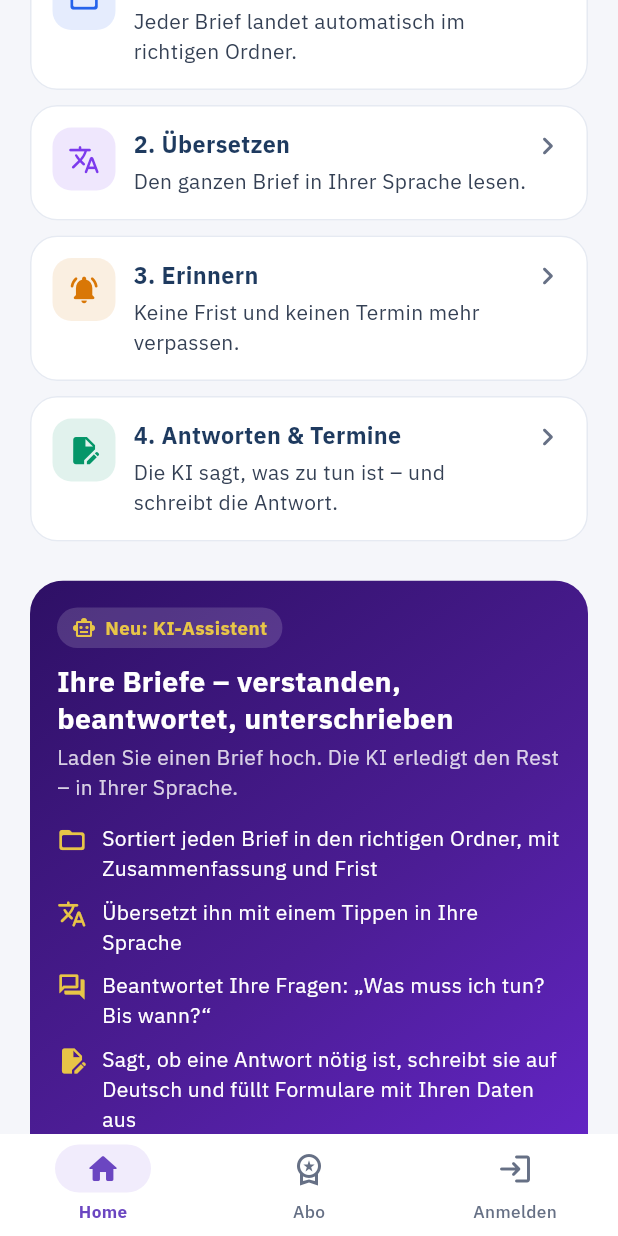
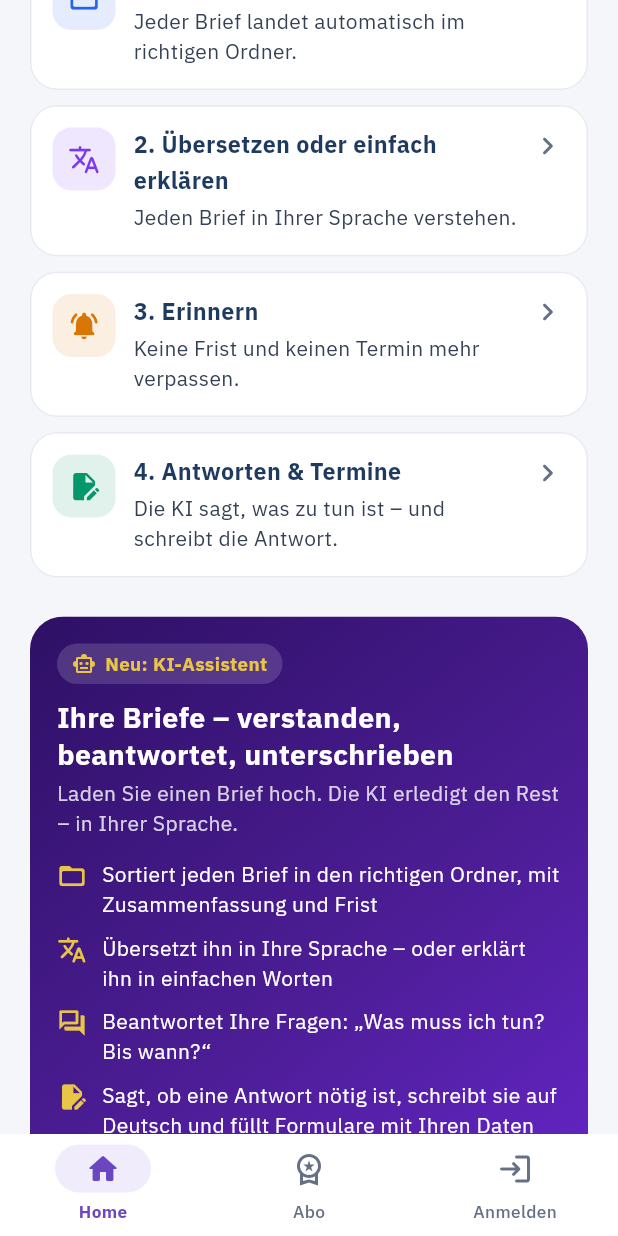
Before and after one commit to einstein-digital-it/einstein-dienstleistung, a Flutter app: the screen it shows after launch, scrolled down 576 dp, on a phone screen of 412 x 824 dp. Run offline on Flutter 3.47's test engine with Material 3 defaults, Android fonts, the phone set to English and light mode, and no system bars; our stand-ins replace file_picker, get, image_picker, open_filex, pdf, printing and 2 more; missing offline and left inert: flutter_email_sender; network calls fail.

Commit message:
"Translate" explains the letter in plain words when it is already in that language
A German customer who chooses German got a German copy of the letter. Now
the AI decides: another language -> full translation; same language ->
the letter rewritten in plain, easy words with official terms explained,
keeping every name, number and date. Stored as translation_mode
(translation / explanation); website and app label it "Einfach erklärt"
and the button reads "In meiner Sprache lesen". Subscription texts, home
AI section and AGB 8b describe it.

Co-Authored-By: Claude Opus 5.5 <noreply@anthropic.com>

```diff
--- a/mobile/user_einstein/lib/app/lang/files_translations.dart
+++ b/mobile/user_einstein/lib/app/lang/files_translations.dart
@@ -1,6 +1,7 @@
 // Texts for the customer file, reminders, applications and the new home.
 
 const Map<String, String> filesEn = {
+  'files_explanation': 'Explained simply',
   'nav_subscription': 'Plan',
   'quick_abo_sub': 'Everything that\'s included',
   'abo_home_title': 'Your official mail – sorted, translated, answered.',
@@ -17,12 +18,12 @@ const Map<String, String> filesEn = {
   'abo_sec_sort_p2': 'Every letter gets a short summary: what it is about and what you have to do.',
   'abo_sec_sort_p3': 'Your own files (e.g. for a job application) with numbered sub-folders – share everything or send it as a PDF.',
   'abo_sec_sort_example': 'Example: you photograph a notice – it appears in the "Jobcenter" folder at once, summarised as "Bürgergeld approved until February".',
-  'abo_sec_translate_title': '2. Translate',
-  'abo_sec_translate_lead': 'Read the whole letter in your language.',
-  'abo_sec_translate_p1': 'Full translation with one tap: Arabic, German, English, Turkish, Spanish or Ukrainian.',
-  'abo_sec_translate_p2': 'The original is always kept and can be opened at any time.',
-  'abo_sec_translate_p3': 'The translation helps you understand; it is not a certified translation.',
-  'abo_sec_translate_example': 'Example: a letter from the immigration office in German – you read it sentence by sentence in Arabic.',
+  'abo_sec_translate_title': '2. Translate or explain simply',
+  'abo_sec_translate_lead': 'Understand every letter in your language.',
+  'abo_sec_translate_p1': 'If the letter is in another language, you get the full translation with one tap: Arabic, German, English, Turkish, Spanish or Ukrainian.',
+  'abo_sec_translate_p2': 'If the letter is already in your language (e.g. a German letter and you chose German), the AI explains it in plain words – official language made clear.',
+  'abo_sec_translate_p3': 'The original is always kept. The translation helps you understand; it is not a certified translation.',
+  'abo_sec_translate_example': 'Example: "Your application for continued payment must be submitted by 31/01" becomes "You must apply again by 31 January so the money keeps coming".',
   'abo_sec_remind_title': '3. Remind',
   'abo_sec_remind_lead': 'Never miss a deadline or an appointment again.',
   'abo_sec_remind_p1': 'Deadlines and appointments from every letter are saved as reminders automatically.',
@@ -50,7 +51,7 @@ const Map<String, String> filesEn = {
   'ai_card_title': 'Your letters – understood, answered, signed',
   'ai_card_sub': 'Upload a letter. The AI does the rest – in your language.',
   'ai_feat_sort': 'Sorts every letter into the right folder, with a summary and the deadline',
-  'ai_feat_translate': 'Translates it into your language with one tap',
+  'ai_feat_translate': 'Translates it into your language – or explains it in plain words',
   'ai_feat_ask': 'Answers your questions: “What do I have to do? By when?”',
   'ai_feat_reply': 'Says whether a reply is needed, writes it in German and fills in forms with your details',
   'ai_feat_sign': 'Sign with your finger, then share the PDF or send it by e-mail',
@@ -220,7 +221,7 @@ const Map<String, String> filesEn = {
   'files_translation_note': 'Automatic translation – for understanding, not a certified translation.',
   'files_open_original': 'Open original',
   'files_translate_mine': 'Translate into my language',
-  'files_translate_now': 'Translate',
+  'files_translate_now': 'Read in my language',
   'reminders_title': 'Reminders',
   'reminder_overdue': 'Overdue',
   'reminder_today': 'Today',
@@ -286,6 +287,7 @@ const Map<String, String> filesEn = {
 };
 
 const Map<String, String> filesAr = {
+  'files_explanation': 'شرح مبسّط',
   'nav_subscription': 'الاشتراك',
   'quick_abo_sub': 'كل ما يتضمنه الاشتراك',
   'abo_home_title': 'رسائلك الرسمية – مرتّبة، ومترجمة، ومردود عليها.',
@@ -302,12 +304,12 @@ const Map<String, String> filesAr = {
   'abo_sec_sort_p2': 'لكل رسالة ملخص قصير: موضوعها وما الذي يجب عليك فعله.',
   'abo_sec_sort_p3': 'ملفات خاصة بك (مثلاً لطلب عمل) بمجلدات فرعية مرقّمة – يمكنك مشاركتها كلها أو إرسالها بصيغة PDF.',
   'abo_sec_sort_example': 'مثال: تصوّر قراراً رسمياً، فيظهر فوراً في مجلد «مركز العمل» مع الملخص «تمت الموافقة على إعانة المواطن حتى فبراير».',
-  'abo_sec_translate_title': '٢. الترجمة',
-  'abo_sec_translate_lead': 'اقرأ الرسالة كاملة بلغتك.',
-  'abo_sec_translate_p1': 'ترجمة كاملة بنقرة واحدة: العربية أو الألمانية أو الإنجليزية أو التركية أو الإسبانية أو الأوكرانية.',
-  'abo_sec_translate_p2': 'تبقى الرسالة الأصلية محفوظة دائماً، ويمكنك فتحها في أي وقت.',
-  'abo_sec_translate_p3': 'تساعدك الترجمة على الفهم، وهي ليست ترجمة محلّفة.',
-  'abo_sec_translate_example': 'مثال: رسالة من دائرة الأجانب بالألمانية – تقرؤها جملة جملة بالعربية.',
+  'abo_sec_translate_title': '٢. الترجمة أو الشرح المبسّط',
+  'abo_sec_translate_lead': 'افهم كل رسالة بلغتك.',
+  'abo_sec_translate_p1': 'إذا كانت الرسالة بلغة أخرى، تحصل بنقرة واحدة على ترجمة كاملة: بالعربية أو الألمانية أو الإنجليزية أو التركية أو الإسبانية أو الأوكرانية.',
+  'abo_sec_translate_p2': 'وإذا كانت الرسالة بلغتك أصلاً (مثلاً رسالة ألمانية وقد اخترت الألمانية)، يشرحها الذكاء الاصطناعي بكلمات بسيطة، فتصبح لغة الدوائر الرسمية مفهومة.',
+  'abo_sec_translate_p3': 'تبقى الرسالة الأصلية محفوظة دائماً. تساعدك الترجمة على الفهم، وهي ليست ترجمة محلّفة.',
+  'abo_sec_translate_example': 'مثال: عبارة رسمية معقّدة عن «طلب الاستمرار» تصبح: «يجب أن تقدّم طلباً جديداً حتى 31 يناير كي يستمر صرف المال».',
   'abo_sec_remind_title': '٣. التذكير',
   'abo_sec_remind_lead': 'لن يفوتك أي موعد نهائي أو موعد مقابلة بعد اليوم.',
   'abo_sec_remind_p1': 'تُحفظ المواعيد النهائية والمقابلات الواردة في كل رسالة تلقائياً كتذكيرات.',
@@ -335,7 +337,7 @@ const Map<String, String> filesAr = {
   'ai_card_title': 'رسائلك – مفهومة، ومردود عليها، وموقّعة',
   'ai_card_sub': 'ارفع رسالتك، ويتولّى الذكاء الاصطناعي الباقي بلغتك.',
   'ai_feat_sort': 'يرتّب كل رسالة في المجلد الصحيح، مع ملخص والموعد النهائي',
-  'ai_feat_translate': 'يترجمها إلى لغتك بنقرة واحدة',
+  'ai_feat_translate': 'يترجمها إلى لغتك – أو يشرحها بكلمات بسيطة',
   'ai_feat_ask': 'يجيب عن أسئلتك: «ما الذي يجب عليّ فعله؟ وما هو الموعد النهائي؟»',
   'ai_feat_reply': 'يخبرك إن كانت الرسالة تحتاج إلى رد، ويكتبه بالألمانية، ويملأ الاستمارات ببياناتك',
   'ai_feat_sign': 'وقّع بإصبعك، ثم شارك ملف PDF أو أرسله بالبريد الإلكتروني',
@@ -505,7 +507,7 @@ const Map<String, String> filesAr = {
   'files_translation_note': 'ترجمة تلقائية للفهم، وليست ترجمة محلّفة.',
   'files_open_original': 'فتح الأصل',
   'files_translate_mine': 'ترجمتها إلى لغتي',
-  'files_translate_now': 'ترجمة',
+  'files_translate_now': 'اقرأها بلغتي',
   'reminders_title': 'التذكيرات',
   'reminder_overdue': 'متأخر',
   'reminder_today': 'اليوم',
@@ -571,6 +573,7 @@ const Map<String, String> filesAr = {
 };
 
 const Map<String, String> filesDe = {
+  'files_explanation': 'Einfach erklärt',
   'nav_subscription': 'Abo',
   'quick_abo_sub': 'Was alles enthalten ist',
   'abo_home_title': 'Ihre Behördenpost – sortiert, übersetzt, beantwortet.',
@@ -587,12 +590,12 @@ const Map<String, String> filesDe = {
   'abo_sec_sort_p2': 'Zu jedem Brief gibt es eine kurze Zusammenfassung: worum es geht und was zu tun ist.',
   'abo_sec_sort_p3': 'Eigene Akten (z. B. für eine Bewerbung) mit nummerierten Unterordnern – alles teilen oder als PDF senden.',
   'abo_sec_sort_example': 'Beispiel: Sie fotografieren einen Bescheid – er erscheint sofort im Ordner „Jobcenter“ mit der Zusammenfassung „Bürgergeld bis Februar bewilligt“.',
-  'abo_sec_translate_title': '2. Übersetzen',
-  'abo_sec_translate_lead': 'Den ganzen Brief in Ihrer Sprache lesen.',
-  'abo_sec_translate_p1': 'Vollständige Übersetzung mit einem Tippen: Arabisch, Deutsch, Englisch, Türkisch, Spanisch oder Ukrainisch.',
-  'abo_sec_translate_p2': 'Das Original bleibt immer gespeichert und kann jederzeit geöffnet werden.',
-  'abo_sec_translate_p3': 'Die Übersetzung hilft beim Verstehen; sie ist keine beglaubigte Übersetzung.',
-  'abo_sec_translate_example': 'Beispiel: Ein Brief der Ausländerbehörde auf Deutsch – Sie lesen ihn Satz für Satz auf Arabisch.',
+  'abo_sec_translate_title': '2. Übersetzen oder einfach erklären',
+  'abo_sec_translate_lead': 'Jeden Brief in Ihrer Sprache verstehen.',
+  'abo_sec_translate_p1': 'Ist der Brief in einer anderen Sprache, bekommen Sie mit einem Tippen die vollständige Übersetzung: Arabisch, Deutsch, Englisch, Türkisch, Spanisch oder Ukrainisch.',
+  'abo_sec_translate_p2': 'Ist der Brief schon in Ihrer Sprache (z. B. ein deutscher Brief und Sie haben Deutsch gewählt), erklärt die KI ihn in einfachen Worten – Amtsdeutsch wird verständlich.',
+  'abo_sec_translate_p3': 'Das Original bleibt immer gespeichert. Die Übersetzung hilft beim Verstehen; sie ist keine beglaubigte Übersetzung.',
+  'abo_sec_translate_example': 'Beispiel: Aus „Ihr Antrag auf Weiterbewilligung ist bis zum 31.01. einzureichen“ wird „Sie müssen bis 31. Januar einen neuen Antrag stellen, damit das Geld weiter kommt“.',
   'abo_sec_remind_title': '3. Erinnern',
   'abo_sec_remind_lead': 'Keine Frist und keinen Termin mehr verpassen.',
   'abo_sec_remind_p1': 'Fristen und Termine aus jedem Brief werden automatisch als Erinnerung angelegt.',
@@ -620,7 +623,7 @@ const Map<String, String> filesDe = {
   'ai_card_title': 'Ihre Briefe – verstanden, beantwortet, unterschrieben',
   'ai_card_sub': 'Laden Sie einen Brief hoch. Die KI erledigt den Rest – in Ihrer Sprache.',
   'ai_feat_sort': 'Sortiert jeden Brief in den richtigen Ordner, mit Zusammenfassung und Frist',
-  'ai_feat_translate': 'Übersetzt ihn mit einem Tippen in Ihre Sprache',
+  'ai_feat_translate': 'Übersetzt ihn in Ihre Sprache – oder erklärt ihn in einfachen Worten',
   'ai_feat_ask': 'Beantwortet Ihre Fragen: „Was muss ich tun? Bis wann?“',
   'ai_feat_reply': 'Sagt, ob eine Antwort nötig ist, schreibt sie auf Deutsch und füllt Formulare mit Ihren Daten aus',
   'ai_feat_sign': 'Mit dem Finger unterschreiben, dann das PDF teilen oder per E-Mail senden',
@@ -790,7 +793,7 @@ const Map<String, String> filesDe = {
   'files_translation_note': 'Automatische Übersetzung zum Verständnis – keine beglaubigte Übersetzung.',
   'files_open_original': 'Original öffnen',
   'files_translate_mine': 'In meine Sprache übersetzen',
-  'files_translate_now': 'Übersetzen',
+  'files_translate_now': 'In meiner Sprache lesen',
   'reminders_title': 'Erinnerungen',
   'reminder_overdue': 'Überfällig',
   'reminder_today': 'Heute',
--- a/mobile/user_einstein/lib/app/lang/uk_translations.dart
+++ b/mobile/user_einstein/lib/app/lang/uk_translations.dart
@@ -1,5 +1,6 @@
 // Ukrainian (uk). Keys missing here fall back to English.
 const Map<String, String> ukTranslations = {
+  "files_explanation": "Просте пояснення",
   "nav_subscription": "Підписка",
   "quick_abo_sub": "Що входить у підписку",
   "abo_home_title": "Ваша офіційна пошта – впорядкована, перекладена, з відповіддю.",
@@ -16,12 +17,12 @@ const Map<String, String> ukTranslations = {
   "abo_sec_sort_p2": "До кожного листа – короткий підсумок: про що він і що треба зробити.",
   "abo_sec_sort_p3": "Власні справи (наприклад, для заявки на роботу) з нумерованими підпапками – поділіться всім або надішліть як PDF.",
   "abo_sec_sort_example": "Приклад: ви фотографуєте рішення – воно одразу з'являється в папці «Jobcenter» з підсумком «Bürgergeld схвалено до лютого».",
-  "abo_sec_translate_title": "2. Переклад",
-  "abo_sec_translate_lead": "Читайте весь лист вашою мовою.",
-  "abo_sec_translate_p1": "Повний переклад одним натисканням: арабська, німецька, англійська, турецька, іспанська чи українська.",
-  "abo_sec_translate_p2": "Оригінал завжди зберігається, його можна відкрити будь-коли.",
-  "abo_sec_translate_p3": "Переклад допомагає зрозуміти лист; це не засвідчений переклад.",
-  "abo_sec_translate_example": "Приклад: лист від відомства у справах іноземців німецькою – ви читаєте його речення за реченням українською.",
+  "abo_sec_translate_title": "2. Переклад або просте пояснення",
+  "abo_sec_translate_lead": "Розумійте кожен лист вашою мовою.",
+  "abo_sec_translate_p1": "Якщо лист іншою мовою, ви одним натисканням отримуєте повний переклад: арабською, німецькою, англійською, турецькою, іспанською чи українською.",
+  "abo_sec_translate_p2": "Якщо лист уже вашою мовою (наприклад, німецький лист, а ви обрали німецьку), ШІ пояснить його простими словами – офіційна мова стане зрозумілою.",
+  "abo_sec_translate_p3": "Оригінал завжди зберігається. Переклад допомагає зрозуміти; це не засвідчений переклад.",
+  "abo_sec_translate_example": "Приклад: «Заяву на продовження необхідно подати до 31.01» стає «Подайте нову заяву до 31 січня, щоб виплати тривали».",
   "abo_sec_remind_title": "3. Нагадування",
   "abo_sec_remind_lead": "Більше жодного пропущеного строку чи зустрічі.",
   "abo_sec_remind_p1": "Строки й зустрічі з кожного листа автоматично зберігаються як нагадування.",
@@ -49,7 +50,7 @@ const Map<String, String> ukTranslations = {
   "ai_card_title": "Ваші листи – зрозумілі, з відповіддю, підписані",
   "ai_card_sub": "Завантажте лист. Решту зробить ШІ – вашою мовою.",
   "ai_feat_sort": "Розкладає кожен лист у потрібну папку з підсумком і строком",
-  "ai_feat_translate": "Перекладає вашою мовою одним натисканням",
+  "ai_feat_translate": "Перекладає вашою мовою – або пояснює простими словами",
   "ai_feat_ask": "Відповідає на запитання: «Що мені робити? До коли?»",
   "ai_feat_reply": "Підкаже, чи потрібна відповідь, напише її німецькою й заповнить форми вашими даними",
   "ai_feat_sign": "Підпишіть пальцем і поділіться PDF або надішліть поштою",
@@ -549,7 +550,7 @@ const Map<String, String> ukTranslations = {
   "files_translation_note": "Автоматичний переклад – для розуміння, не завірений переклад.",
   "files_open_original": "Відкрити оригінал",
   "files_translate_mine": "Перекласти моєю мовою",
-  "files_translate_now": "Перекласти",
+  "files_translate_now": "Читати моєю мовою",
   "reminders_title": "Нагадування",
   "reminder_overdue": "Прострочено",
   "reminder_today": "Сьогодні",
--- a/mobile/user_einstein/lib/app/models/customer_document.dart
+++ b/mobile/user_einstein/lib/app/models/customer_document.dart
@@ -52,6 +52,7 @@ class CustomerDocument {
     this.summary,
     this.translation,
     this.translationLanguage,
+    this.translationMode,
     this.deadline,
     this.section,
   });
@@ -68,6 +69,9 @@ class CustomerDocument {
   final String? summary;
   final String? translation;
   final String? translationLanguage;
+  /// "explanation" when the letter was already in the chosen language (plain-language version).
+  final String? translationMode;
+  bool get isExplanation => translationMode == 'explanation';
   final DateTime? deadline;
   final String? section;
 
@@ -88,6 +92,7 @@ class CustomerDocument {
     summary: json['summary']?.toString(),
     translation: json['translation']?.toString(),
     translationLanguage: json['translation_language']?.toString(),
+    translationMode: json['translation_mode']?.toString(),
     deadline: DateTime.tryParse((json['deadline'] ?? '').toString()),
     section: json['section']?.toString(),
   );
--- a/mobile/user_einstein/lib/app/views/documents_view.dart
+++ b/mobile/user_einstein/lib/app/views/documents_view.dart
@@ -724,7 +724,7 @@ class _DocumentDetailViewState extends State<DocumentDetailView> {
                     child: Row(children: [
                       const Icon(Icons.translate_rounded, color: AppColors.navy, size: 20),
                       const SizedBox(width: 8),
-                      Expanded(child: Text('files_translation'.tr, style: Theme.of(context).textTheme.titleLarge)),
+                      Expanded(child: Text((doc.isExplanation ? 'files_explanation' : 'files_translation').tr, style: Theme.of(context).textTheme.titleLarge)),
                       Icon(showTranslation ? Icons.expand_less_rounded : Icons.expand_more_rounded, color: AppColors.muted),
                     ]),
                   ),
```
Also changed, not shown: 7 other files.
